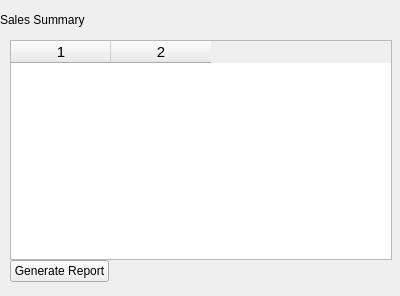
Before: the Qt Designer form estorecpp/salesummary.ui in Watti/estorecpp, drawn with Qt 5.
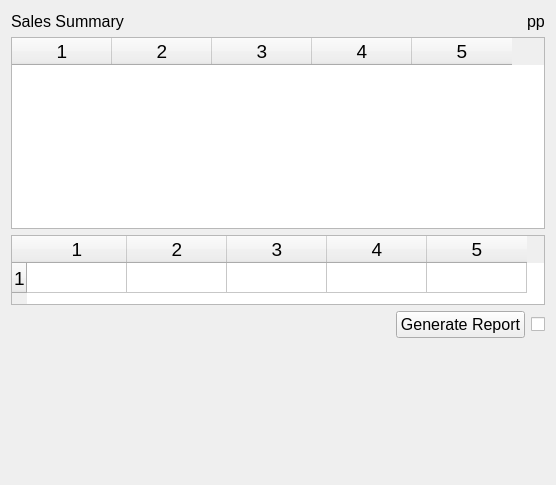
After: the same form once the commit is applied. Icons and pictures are not drawn.

```diff
--- a/estorecpp/salesummary.ui
+++ b/estorecpp/salesummary.ui
@@ -6,64 +6,29 @@
    <rect>
     <x>0</x>
     <y>0</y>
-    <width>400</width>
-    <height>296</height>
+    <width>556</width>
+    <height>485</height>
    </rect>
   </property>
   <property name="windowTitle">
    <string>Sale Summary</string>
   </property>
-  <widget class="QTableWidget" name="tableWidget">
-   <property name="geometry">
-    <rect>
-     <x>10</x>
-     <y>40</y>
-     <width>382</width>
-     <height>220</height>
-    </rect>
-   </property>
-   <property name="font">
-    <font>
-     <pointsize>11</pointsize>
-    </font>
-   </property>
-   <property name="columnCount">
-    <number>2</number>
-   </property>
-   <column/>
-   <column/>
-  </widget>
-  <widget class="QLabel" name="datelbl">
-   <property name="geometry">
-    <rect>
-     <x>300</x>
-     <y>10</y>
-     <width>47</width>
-     <height>13</height>
-    </rect>
-   </property>
-   <property name="text">
-    <string/>
-   </property>
-  </widget>
-  <widget class="QWidget" name="">
-   <property name="geometry">
-    <rect>
-     <x>0</x>
-     <y>10</y>
-     <width>144</width>
-     <height>22</height>
-    </rect>
-   </property>
-   <layout class="QFormLayout" name="formLayout">
-    <item row="0" column="0">
+  <layout class="QVBoxLayout" name="verticalLayout">
+   <item>
+    <layout class="QHBoxLayout" name="horizontalLayout_2">
+     <item>
      <widget class="QLabel" name="label">
+       <property name="font">
+        <font>
+         <pointsize>12</pointsize>
+        </font>
+       </property>
       <property name="text">
        <string>Sales Summary</string>
       </property>
      </widget>
     </item>
-    <item row="0" column="1">
+     <item>
      <spacer name="horizontalSpacer">
       <property name="orientation">
        <enum>Qt::Horizontal</enum>
@@ -76,40 +41,149 @@
       </property>
      </spacer>
     </item>
-   </layout>
-  </widget>
-  <widget class="QWidget" name="">
-   <property name="geometry">
-    <rect>
-     <x>10</x>
-     <y>260</y>
-     <width>137</width>
-     <height>25</height>
-    </rect>
-   </property>
-   <layout class="QFormLayout" name="formLayout_2">
-    <item row="0" column="0">
+     <item>
+      <widget class="QLabel" name="datelbl">
+       <property name="font">
+        <font>
+         <pointsize>12</pointsize>
+        </font>
+       </property>
+       <property name="text">
+        <string>pp</string>
+       </property>
+      </widget>
+     </item>
+    </layout>
+   </item>
+   <item>
+    <widget class="QTableWidget" name="tableWidgetByUser">
+     <property name="sizePolicy">
+      <sizepolicy hsizetype="Expanding" vsizetype="Minimum">
+       <horstretch>0</horstretch>
+       <verstretch>0</verstretch>
+      </sizepolicy>
+     </property>
+     <property name="font">
+      <font>
+       <pointsize>14</pointsize>
+       <weight>50</weight>
+       <bold>false</bold>
+      </font>
+     </property>
+     <property name="rowCount">
+      <number>0</number>
+     </property>
+     <property name="columnCount">
+      <number>5</number>
+     </property>
+     <attribute name="horizontalHeaderVisible">
+      <bool>true</bool>
+     </attribute>
+     <attribute name="verticalHeaderVisible">
+      <bool>true</bool>
+     </attribute>
+     <column/>
+     <column/>
+     <column/>
+     <column/>
+     <column/>
+    </widget>
+   </item>
+   <item>
+    <widget class="QTableWidget" name="tableWidgetTotal">
+     <property name="sizePolicy">
+      <sizepolicy hsizetype="Expanding" vsizetype="Fixed">
+       <horstretch>0</horstretch>
+       <verstretch>0</verstretch>
+      </sizepolicy>
+     </property>
+     <property name="maximumSize">
+      <size>
+       <width>16777215</width>
+       <height>70</height>
+      </size>
+     </property>
+     <property name="font">
+      <font>
+       <pointsize>14</pointsize>
+       <weight>50</weight>
+       <bold>false</bold>
+      </font>
+     </property>
+     <property name="rowCount">
+      <number>1</number>
+     </property>
+     <property name="columnCount">
+      <number>5</number>
+     </property>
+     <attribute name="horizontalHeaderVisible">
+      <bool>true</bool>
+     </attribute>
+     <attribute name="verticalHeaderVisible">
+      <bool>true</bool>
+     </attribute>
+     <row/>
+     <column/>
+     <column/>
+     <column/>
+     <column/>
+     <column/>
+    </widget>
+   </item>
+   <item>
+    <layout class="QHBoxLayout" name="horizontalLayout">
+     <item>
+      <spacer name="horizontalSpacer_2">
+       <property name="orientation">
+        <enum>Qt::Horizontal</enum>
+       </property>
+       <property name="sizeHint" stdset="0">
+        <size>
+         <width>40</width>
+         <height>20</height>
+        </size>
+       </property>
+      </spacer>
+     </item>
+     <item>
      <widget class="QPushButton" name="generateButton">
+       <property name="font">
+        <font>
+         <pointsize>12</pointsize>
+        </font>
+       </property>
       <property name="text">
        <string>Generate Report</string>
       </property>
      </widget>
     </item>
-    <item row="0" column="1">
-     <spacer name="horizontalSpacer_2">
+     <item>
+      <widget class="QCheckBox" name="checkBox">
+       <property name="text">
+        <string/>
+       </property>
+       <property name="icon">
+        <iconset>
+         <normaloff>icons/print.png</normaloff>icons/print.png</iconset>
+       </property>
+      </widget>
+     </item>
+    </layout>
+   </item>
+   <item>
+    <spacer name="verticalSpacer">
       <property name="orientation">
-       <enum>Qt::Horizontal</enum>
+      <enum>Qt::Vertical</enum>
       </property>
       <property name="sizeHint" stdset="0">
        <size>
-        <width>40</width>
-        <height>20</height>
+       <width>20</width>
+       <height>0</height>
        </size>
       </property>
      </spacer>
     </item>
    </layout>
-  </widget>
  </widget>
  <resources/>
  <connections/>
```
Lines whose indentation alone changed are shown as unchanged.
